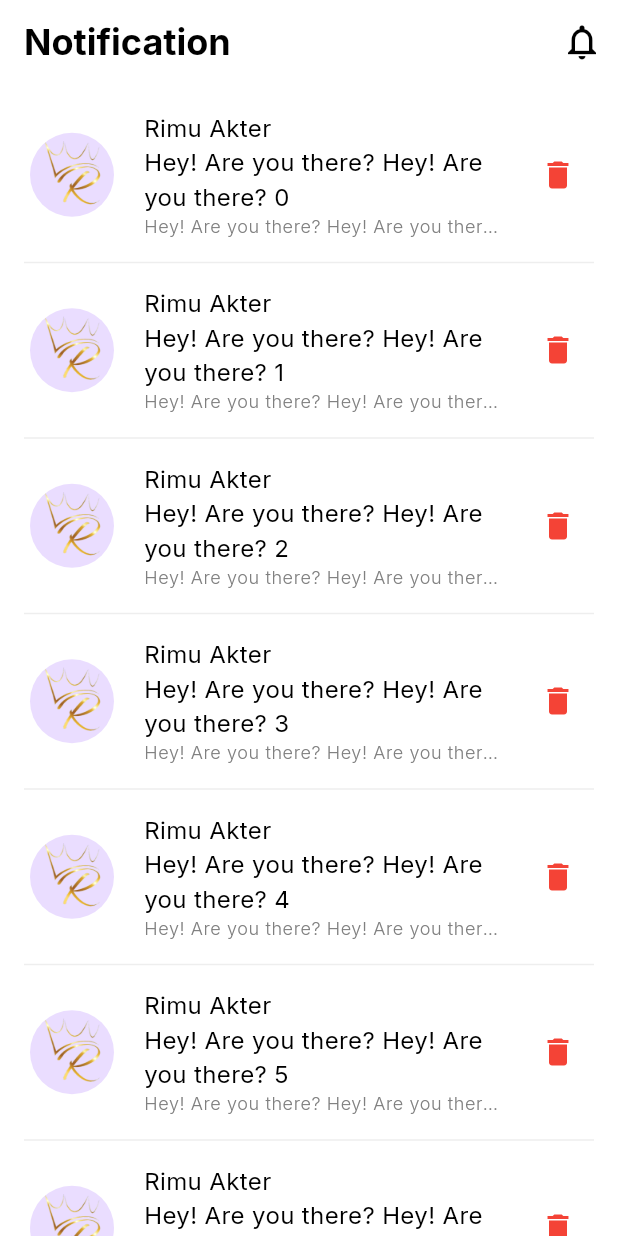
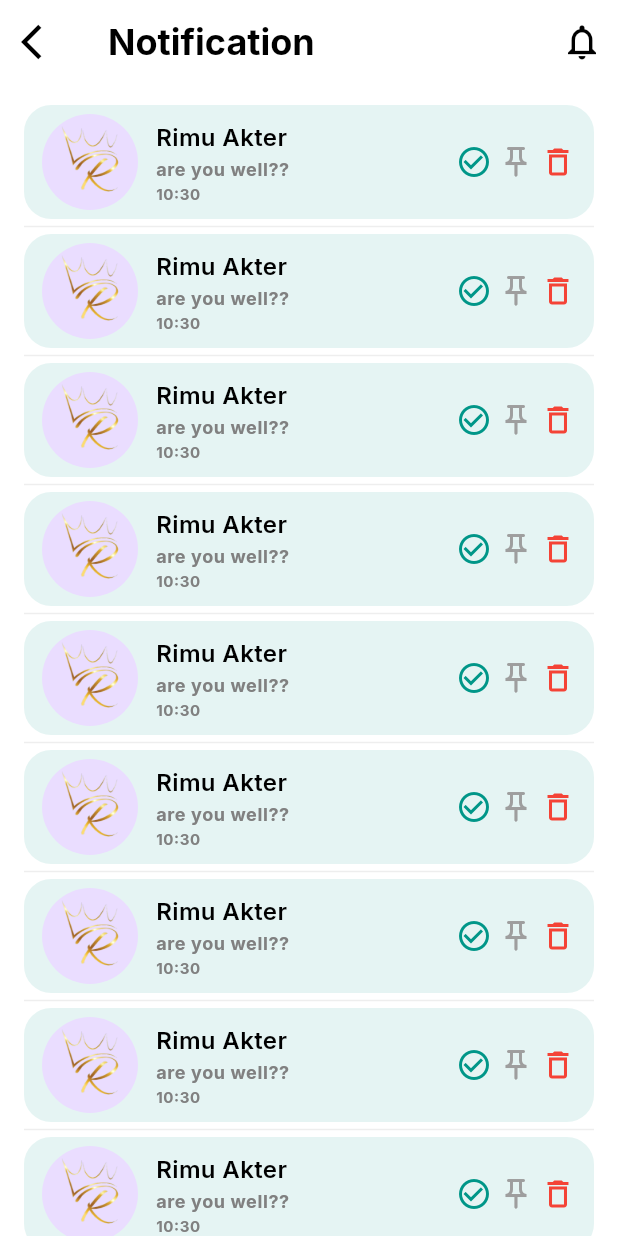
Before and after one commit to rimuakter057/ri_stream, a Flutter app: the screen it shows after launch, after a tap on the "notifications" icon, on a phone screen of 412 x 824 dp. Run offline on Flutter 3.47's test engine with Material 3 defaults, Android fonts, the phone set to English and light mode, and no system bars; our stand-ins replace badges, device_preview, google_fonts, pin_code_fields.

Commit message:
notification screen

```diff
--- a/lib/app.dart
+++ b/lib/app.dart
@@ -1,6 +1,7 @@
 import 'package:device_preview/device_preview.dart';
 import 'package:flutter/material.dart';
 import 'package:ri_stream/features/home/ui/screens/home_screen.dart';
+import 'package:ri_stream/features/main_nav/main_nav_screen.dart';
 import 'package:ri_stream/theme/app_theme.dart';
 
 import 'features/auth/ui/screens/forget_password_screen.dart';
@@ -30,7 +31,7 @@ class MyApp extends StatelessWidget {
       darkTheme: AppTheme.darkTheme(context),
      themeMode: ThemeMode.light,
 
-      home: NotificationScreen(),
+      home: MainBottomNavScreen(),
     );
   }
 }
--- a/lib/features/home/ui/screens/home_screen.dart
+++ b/lib/features/home/ui/screens/home_screen.dart
@@ -4,10 +4,12 @@ import 'package:flutter/material.dart';
 import 'package:ri_stream/features/common_widget/custom_asset_image.dart';
 import 'package:ri_stream/features/common_widget/custom_circle_avatar.dart';
 import 'package:ri_stream/features/common_widget/custom_text_field.dart';
+import 'package:ri_stream/features/notification/ui/screens/notification_screen.dart';
 import 'package:ri_stream/features/search/ui/screens/search_screen.dart';
 import 'package:ri_stream/utils/app_colors.dart';
 import 'package:ri_stream/utils/app_sizes.dart';
 import 'package:ri_stream/utils/assets_path.dart';
+import 'package:badges/badges.dart' as badges;
 
 
 
@@ -18,15 +20,42 @@ class HomeScreen extends StatelessWidget {
   @override
   Widget build(BuildContext context) {
     return Scaffold(
-      appBar: AppBar(
-        leading: CustomAssetImage(assetsPath: AssetsPath.logo,),
-        title: Text("RiStream"),
-        actions: [
-          IconButton(onPressed: (){}, icon: Icon(Icons.notifications))
-        ],
+
+
+     appBar:    AppBar(
+        leading: CustomAssetImage(assetsPath: AssetsPath.logo),
+    title: const Text("RiStream"),
+    actions: [
+
+      Padding(
+        padding: const EdgeInsets.only(right: 8.0),
+        child: badges.Badge(
+            position: badges.BadgePosition.topEnd(top: 0, end: 3),
+            showBadge: true,
+            badgeContent: const Text(
+            '3', // unread count
+            style: TextStyle(color: Colors.black, fontSize: 12),
+            ),
+            badgeStyle: const badges.BadgeStyle(
+            badgeColor: Colors.tealAccent, // badge color
+            padding: EdgeInsets.all(6),
+            ),
+            child: IconButton(
+            onPressed: () {
+              Navigator.push(
+                context,
+                MaterialPageRoute(builder: (_) => const NotificationScreen()), // target screen
+              );
+            },
+            icon: const Icon(Icons.notifications_outlined, size: 28),
+            ),
+            ),
       ),
+    ],
+    ),
 
-      ///body section
+
+    ///body section
 
       body: SingleChildScrollView(
         child: Padding(
--- a/lib/features/main_nav/main_nav_screen.dart
+++ b/lib/features/main_nav/main_nav_screen.dart
@@ -45,13 +45,14 @@ class _MainBottomNavScreenState extends State<MainBottomNavScreen> {
             _currentIndex = 2; // Middle screen (Add Post)
           });
         },
-        backgroundColor:isDark? Colors.tealAccent:Colors.teal,
-       // backgroundColor: Colors.indigo.shade900,
-        shape: const CircleBorder(),
+        //backgroundColor:isDark? Colors.white54:Colors.teal,
+       backgroundColor: _currentIndex == 2
+              ? (isDark ? Colors.tealAccent : Colors.teal)       // Selected color
+              : (isDark ? Colors.white54 : Colors.grey.shade300),   shape: const CircleBorder(),
         child: Icon(
           Icons.add,
-          size: SizeConfig.getFont(context, 28),
-          color: isDark?Colors.black:Colors.white,
+          size: SizeConfig.getFont(context, 42),
+          color:Colors.black,
         ),
       ),
       floatingActionButtonLocation: FloatingActionButtonLocation.centerDocked,
--- a/lib/features/notification/ui/screens/notification_screen.dart
+++ b/lib/features/notification/ui/screens/notification_screen.dart
@@ -1,5 +1,6 @@
 import 'package:flutter/material.dart';
 import 'package:ri_stream/features/common_widget/custom_circle_avatar.dart';
+import 'package:ri_stream/features/notification/ui/widgets/notification_list_tile_widget.dart';
 import 'package:ri_stream/utils/app_colors.dart';
 import 'package:ri_stream/utils/app_sizes.dart';
 import 'package:ri_stream/utils/assets_path.dart';
@@ -13,6 +14,9 @@ class NotificationScreen extends StatelessWidget {
     return Scaffold(
 
       appBar: AppBar(
+        leading: IconButton(onPressed: (){
+          Navigator.pop(context);
+        }, icon: Icon(Icons.arrow_back_ios)),
         title: Text("Notification"),
         actions: [
           IconButton(onPressed: (){}, icon: Icon(Icons.notifications_outlined))
@@ -26,31 +30,15 @@ class NotificationScreen extends StatelessWidget {
         ),
         itemCount: 10,
         itemBuilder: (context, index) {
-          return ListTile(
-            contentPadding: EdgeInsets.zero,
-            leading: CustomCircleAvatar(assetsPath: AssetsPath.logo),
-            title: Text(
-              "Rimu Akter \nHey! Are you there? Hey! Are you there? $index",
-              style: Theme.of(context).textTheme.bodyMedium,
-            ),
-            subtitle: Text(
-              "Hey! Are you there? Hey! Are you there? Hey! Are you there?",
-              maxLines: 1,
-              overflow: TextOverflow.ellipsis,
-              style: Theme.of(context).textTheme.bodySmall!.copyWith(
-                fontSize: SizeConfig.getFont(context, 12),
-                fontWeight: FontWeight.w300,
-                color: AppColors.grey,
-              ),
-            ),
-            trailing: IconButton(onPressed: (){}, icon: Icon(Icons.delete,color: Colors.red,))
-          );
+          return  NotificationTile(userName: 'Rimu Akter', message: 'are you well??', time: DateTime.now(),);
+
+
         },
         separatorBuilder: (context, index) {
           return Divider(
             color:isDark? Colors.white12:Colors.grey.shade200,
             thickness: 1,
-            height: 16,
+            height: SizeConfig.getHeight(context, 2)
           );
         },
       ),
--- /dev/null
+++ b/lib/features/notification/ui/widgets/notification_list_tile_widget.dart
@@ -0,0 +1,119 @@
+
+import 'package:flutter/material.dart';
+import 'package:ri_stream/features/common_widget/custom_circle_avatar.dart';
+import 'package:ri_stream/utils/app_colors.dart';
+import 'package:ri_stream/utils/app_sizes.dart';
+import 'package:ri_stream/utils/assets_path.dart';
+
+class NotificationTile extends StatelessWidget {
+  final String userName;
+  final String message;
+  final DateTime time;
+  final bool isRead;
+  final bool isPinned;
+
+  const NotificationTile({
+    super.key,
+    required this.userName,
+    required this.message,
+    required this.time,
+    this.isRead = false,
+    this.isPinned = false,
+  });
+
+  @override
+  Widget build(BuildContext context) {
+    final isDark = Theme.of(context).brightness == Brightness.dark;
+
+    return Container(
+      margin: const EdgeInsets.symmetric(vertical: 4),
+      padding: const EdgeInsets.symmetric(vertical: 6, horizontal: 12),
+      decoration: BoxDecoration(
+        color: isRead
+            ? (isDark ? Colors.white12 : Colors.grey[200])
+            : (isDark ? Colors.white24 : Colors.teal.withOpacity(0.1)),
+        borderRadius: BorderRadius.circular(18),
+      ),
+      child: Row(
+        crossAxisAlignment: CrossAxisAlignment.center,
+        children: [
+          // Leading: Profile
+          CustomCircleAvatar(assetsPath: AssetsPath.logo),
+
+          const SizedBox(width: 12),
+
+          // Middle: Title + Subtitle
+          Expanded(
+            child: Column(
+              crossAxisAlignment: CrossAxisAlignment.start,
+              mainAxisSize: MainAxisSize.min,
+              children: [
+                Text(
+                  userName,
+                  style: Theme.of(context).textTheme.bodyMedium!.copyWith(
+                    fontWeight: isRead ? FontWeight.w400 : FontWeight.w600,
+                  ),
+                ),
+                const SizedBox(height: 2),
+                Text(
+                  message,
+                  maxLines: 1,
+                  overflow: TextOverflow.ellipsis,
+                  style: Theme.of(context).textTheme.bodySmall!.copyWith(
+                    fontSize: SizeConfig.getFont(context, 12),
+                    color: AppColors.grey,
+                  ),
+                ),
+                const SizedBox(height: 2),
+                Text(
+                  "${time.hour}:${time.minute.toString().padLeft(2, '0')}",
+                  style: Theme.of(context).textTheme.bodySmall!.copyWith(
+                    fontSize: SizeConfig.getFont(context, 10),
+                    color: AppColors.grey,
+                  ),
+                ),
+              ],
+            ),
+          ),
+
+          const SizedBox(width: 4), // gap between text and icons
+
+
+          Row(
+            crossAxisAlignment: CrossAxisAlignment.center,
+            mainAxisSize: MainAxisSize.min,
+            mainAxisAlignment: MainAxisAlignment.center,
+            children: [
+              GestureDetector(
+                onTap: () {},
+                child: Icon(
+                  isRead ? Icons.check : Icons.check_circle_outline,
+                  color: isRead ? Colors.grey : Colors.teal,
+                  size: SizeConfig.getWidth(context, 24),
+                ),
+              ),
+              const SizedBox(width: 4), // ✅ gap কমানো
+              GestureDetector(
+                onTap: () {},
+                child: Icon(
+                  isPinned ? Icons.push_pin : Icons.push_pin_outlined,
+                  color: isPinned ? Colors.amber : Colors.grey,
+                  size: SizeConfig.getWidth(context, 24),
+                ),
+              ),
+              const SizedBox(width: 4),
+              GestureDetector(
+                onTap: () {},
+                child:  Icon(Icons.delete_outline, color: Colors.red, size: SizeConfig.getWidth(context, 24),),
+              ),
+            ],
+          ),
+
+
+
+        ],
+      ),
+    );
+
+  }
+}
--- a/pubspec.yaml
+++ b/pubspec.yaml
@@ -38,6 +38,7 @@ dependencies:
   device_preview: ^1.3.1
   animated_bottom_navigation_bar: ^1.4.0
   pin_code_fields: ^8.0.1
+  badges: ^3.1.2
 
 dev_dependencies:
   flutter_test:
```
Also changed, not shown: pubspec.lock.
